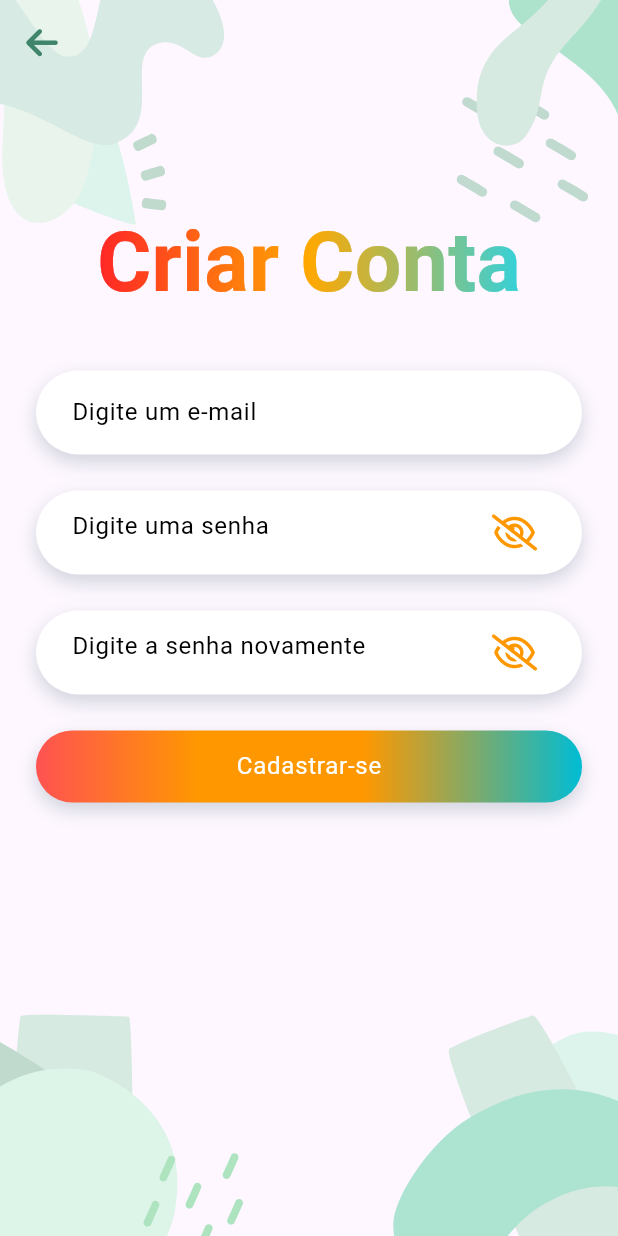
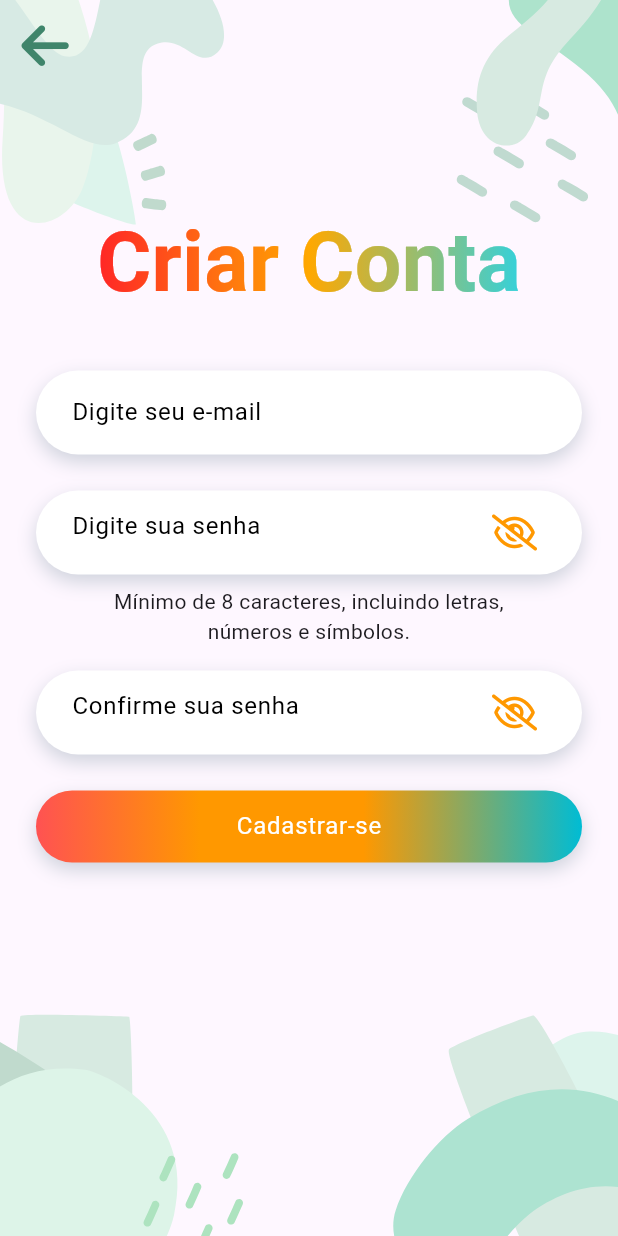
Before and after one commit to flipeip/ze_draw, a Flutter app: the screen it shows after launch, after a tap on "Entrar", after a tap on "Cadastre-se", on a phone screen of 412 x 824 dp. Run offline on Flutter 3.47's test engine with Material 2 defaults, Android fonts, the phone set to English and light mode, and no system bars; drawn by our look-alikes of simple_gradient_text; our stand-ins replace flutter_svg, font_awesome_flutter, supabase_flutter; accounts and stored records are empty.

Commit message:
Remoção de botão de login do Google e dica de senha

```diff
--- a/lib/telas/cadastro/cadastro_tela.dart
+++ b/lib/telas/cadastro/cadastro_tela.dart
@@ -67,7 +67,7 @@ class CadastroTela extends StatelessWidget {
                   ),
                   const SizedBox(height: 32),
                   CampoTexto(
-                    label: 'Digite um e-mail',
+                    label: 'Digite seu e-mail',
                     controlador: controlador.email,
                     erro: controlador.erroEmail,
                   ),
@@ -75,25 +75,31 @@ class CadastroTela extends StatelessWidget {
                   // const CampoTexto(label: 'Digite um usuário'),
                   const SizedBox(height: 24),
                   CampoTexto(
-                    label: 'Digite uma senha',
+                    label: 'Digite sua senha',
                     controlador: controlador.senha,
                     erro: controlador.erroSenha,
                     oculto: true,
                   ),
-                  const SizedBox(height: 24),
+                  const Padding(
+                    padding: EdgeInsets.fromLTRB(24.0, 8.0, 24.0, 16.0),
+                    child: Text(
+                      'Mínimo de 8 caracteres, incluindo letras, '
+                      'números e símbolos.',
+                      textAlign: TextAlign.center,
+                    ),
+                  ),
+                  const SizedBox(height: 0),
                   CampoTexto(
-                    label: 'Digite a senha novamente',
+                    label: 'Confirme sua senha',
                     controlador: controlador.senhaRepetir,
                     erro: controlador.erroSenhaRepetir,
                     oculto: true,
                   ),
                   const SizedBox(height: 24),
-                  BotaoEntrar(
+                  BotaoPadrao(
                     texto: 'Cadastrar-se',
                     aoClicar: () => controlador.criarConta(context),
                   ),
-                  // const _Divisor(),
-                  // const EntrarComGoogle(),
                 ],
               ),
             ),
@@ -104,6 +110,7 @@ class CadastroTela extends StatelessWidget {
                 onPressed: Navigator.of(context).pop,
                 icon: const Icon(
                   FontAwesomeIcons.arrowLeft,
+                  size: 36.0,
                   color: Color.fromARGB(255, 63, 133, 107),
                 )),
           )
--- a/lib/telas/login/login_controlador.dart
+++ b/lib/telas/login/login_controlador.dart
@@ -5,6 +5,7 @@ import 'package:supabase_flutter/supabase_flutter.dart';
 
 import '../../api/autenticacao.dart';
 import '../../utilidades/validacoes/email.dart';
+import '../rotas.dart';
 import 'login_tela.dart';
 
 class LoginControlador extends StatefulWidget {
@@ -33,6 +34,10 @@ class LoginControlador extends StatefulWidget {
       log(e.toString());
     }
   }
+
+  void telaCadastro(BuildContext context) {
+    Navigator.of(context).pushNamed(Rotas.cadastro);
+  }
 }
 
 class _LoginControladorState extends State<LoginControlador> {
--- a/lib/telas/login/login_tela.dart
+++ b/lib/telas/login/login_tela.dart
@@ -3,7 +3,6 @@ import 'package:flutter_svg/flutter_svg.dart';
 import 'package:simple_gradient_text/simple_gradient_text.dart';
 
 import '../../widgets/botao_default.dart';
-import '../../widgets/botao_google.dart';
 import '../../widgets/campo_texto.dart';
 import '../rotas.dart';
 import 'login_controlador.dart';
@@ -77,13 +76,15 @@ class LoginTela extends StatelessWidget {
                   ),
                   const _EsqueceuSenha(),
                   const SizedBox(height: 32),
-                  BotaoEntrar(
+                  BotaoPadrao(
                     texto: 'Entrar',
                     aoClicar: controlador.logar,
                   ),
                   const _Divisor(),
-                  const EntrarComGoogle(),
-                  const _CriarConta(),
+                  BotaoPadrao(
+                    texto: 'Cadastre-se',
+                    aoClicar: () => controlador.telaCadastro(context),
+                  ),
                 ],
               ),
             ),
@@ -94,7 +95,6 @@ class LoginTela extends StatelessWidget {
   }
 }
 
-// TODO: Adicionar mais espaço para clicar no botão de cadastrar
 class _CriarConta extends StatelessWidget {
   const _CriarConta();
 
--- a/lib/widgets/botao_default.dart
+++ b/lib/widgets/botao_default.dart
@@ -1,10 +1,10 @@
 import 'package:flutter/material.dart';
 
-class BotaoEntrar extends StatelessWidget {
+class BotaoPadrao extends StatelessWidget {
   final String texto;
   final void Function() aoClicar;
 
-  const BotaoEntrar({
+  const BotaoPadrao({
     required this.texto,
     required this.aoClicar,
     super.key,
```
